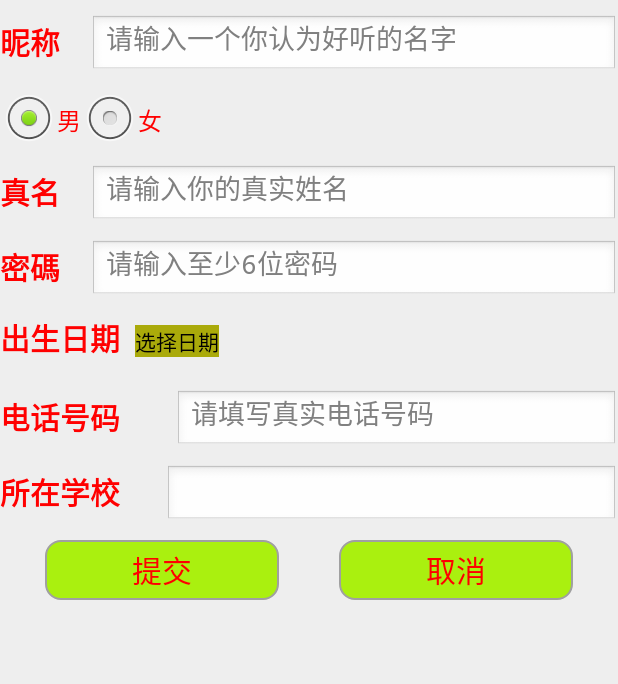
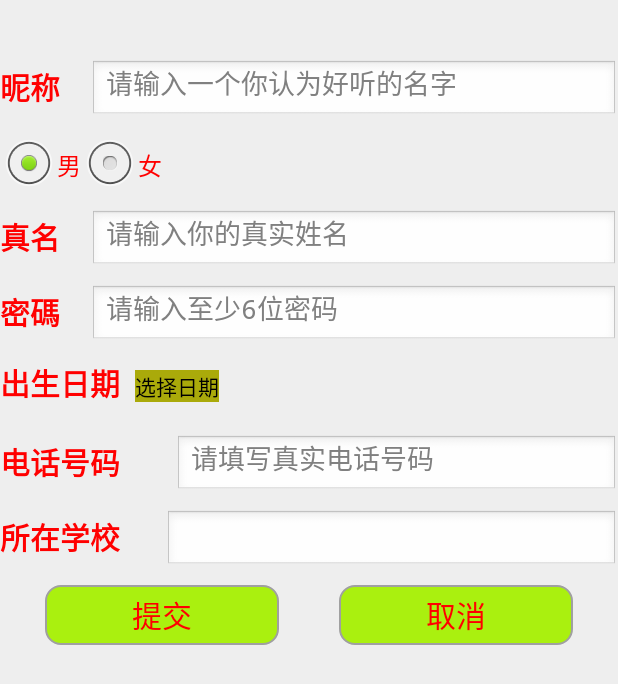
Before and after one commit to misnearzhang/imm_client_master, an Android app: the RegisterActivity screen opened directly, with no data from a screen before it, on a phone screen of 412 x 824 dp. Shown: the top 684 px of the screen. Run offline under Robolectric (Android 15) with nearby library versions, the phone set to English and light mode, and no system bars.

Commit message:
2015-4-7 first commit

```diff
--- a/app/build.gradle
+++ b/app/build.gradle
@@ -2,7 +2,7 @@ apply plugin: 'com.android.application'
 
 android {
     compileSdkVersion 22
-    buildToolsVersion '22.0.0'
+    buildToolsVersion '22.0.1'
 
     defaultConfig {
         applicationId "com.syuct.zhanglong.message4u"
@@ -20,7 +20,7 @@ android {
 }
 
 dependencies {
-    compile fileTree(dir: 'libs', include: ['*.jar'])
+    compile fileTree(include: ['*.jar'], dir: 'libs')
     compile 'com.android.support:appcompat-v7:22.0.0'
     compile project(':library')
     compile 'com.google.code.gson:gson:2.2.4'
--- a/app/src/main/java/com/syuct/zhanglong/message4u/LeftFragment.java
+++ b/app/src/main/java/com/syuct/zhanglong/message4u/LeftFragment.java
@@ -2,6 +2,7 @@ package com.syuct.zhanglong.message4u;
 
 import android.app.AlertDialog;
 import android.app.Fragment;
+import android.content.Context;
 import android.content.DialogInterface;
 import android.content.Intent;
 import android.graphics.Bitmap;
@@ -41,7 +42,6 @@ public class LeftFragment extends Fragment {
 	@Override
 	public View onCreateView(LayoutInflater inflater, ViewGroup container,
 			Bundle savedInstanceState) {
-
 		rootView = inflater.inflate(R.layout.left_menu_layout, null);
 		return rootView;
 	}
--- a/app/src/main/res/layout/register_activity.xml
+++ b/app/src/main/res/layout/register_activity.xml
@@ -1,7 +1,8 @@
 <?xml version="1.0" encoding="utf-8"?>
-<RelativeLayout xmlns:android="http://schemas.android.com/apk/res/android"
+<LinearLayout xmlns:android="http://schemas.android.com/apk/res/android"
     android:layout_width="fill_parent"
     android:layout_height="fill_parent"
+    android:orientation="vertical"
     android:id="@+id/parent_layout"
     android:background="@color/grayrare">
 
@@ -9,7 +10,16 @@
     <LinearLayout
         android:layout_width="fill_parent"
         android:layout_height="40dp"
-        android:layout_marginTop="10dp"
+        >
+
+        <TextView
+            android:layout_width="fill_parent"
+            android:layout_height="fill_parent" />
+        </LinearLayout>
+    <LinearLayout
+        android:layout_width="fill_parent"
+        android:layout_height="40dp"
+
         android:id="@+id/name"
         android:orientation="horizontal"
         >
@@ -224,4 +234,4 @@
             android:background="@drawable/shape"
             android:gravity="center"/>
         </LinearLayout>
-    </RelativeLayout>
+    </LinearLayout>
--- a/library/build.gradle
+++ b/library/build.gradle
@@ -14,7 +14,7 @@ dependencies {
 
 android {
     compileSdkVersion 22
-    buildToolsVersion '22.0.0'
+    buildToolsVersion '22.0.1'
 
     defaultConfig {
         minSdkVersion 16
```
Also changed, not shown: app/src/main/java/com/syuct/zhanglong/AsyncTask/LoginAsyncTask.java (added, +34 -0 lines), app/src/main/java/com/syuct/zhanglong/AsyncTask/MyAsyncTask.java (deleted, +0 -29 lines), app/src/main/java/com/syuct/zhanglong/message4u/LoginActivity.java (+7 -1 lines), 3 other files.
